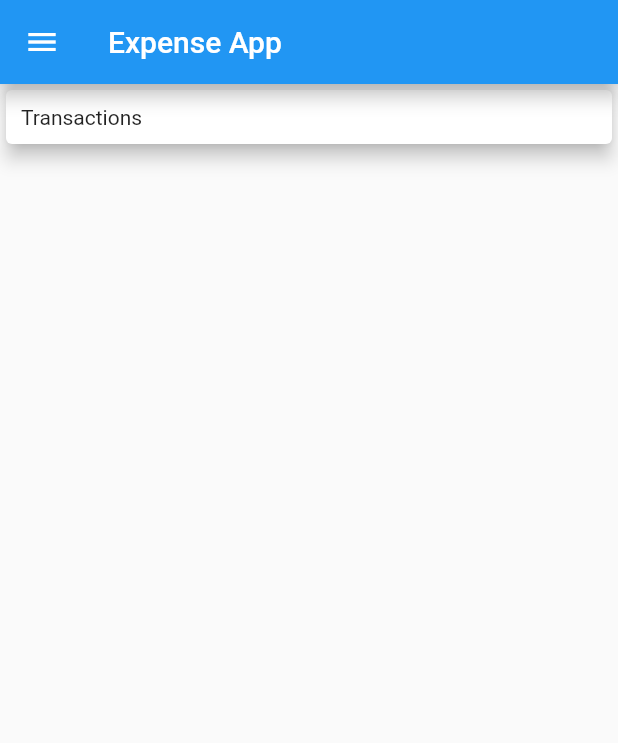
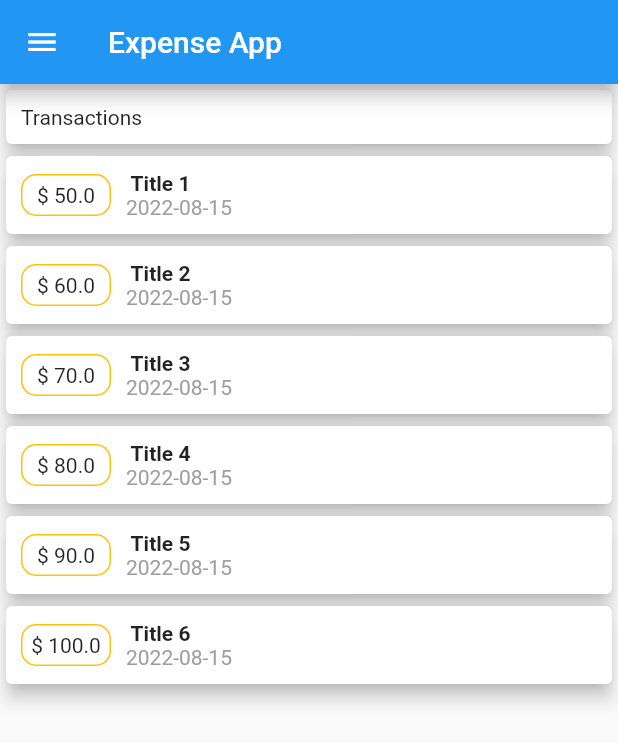
Before and after one commit to faridezzat/expense_app, a Flutter app: the screen it shows after launch, on a phone screen of 412 x 824 dp. Shown: the top 743 px of the screen. Run offline on Flutter 3.47's test engine with Material 2 defaults, Android fonts, the phone set to English and light mode, and no system bars.

Commit message:
homepage

```diff
--- a/lib/homepage.dart
+++ b/lib/homepage.dart
@@ -1,3 +1,4 @@
+import 'package:expense_app/txCard.dart';
 import 'package:flutter/material.dart';
 import './transaction.dart';
 
@@ -30,7 +31,11 @@ class HomePage extends StatelessWidget {
               child: Text("Transactions"),
             ),
           ),
-          Column()
+          Column(
+            children: transactions.map((e) {
+              return TXCard(e);
+            }).toList(),
+          )
         ],
       ),
     );
--- /dev/null
+++ b/lib/txCard.dart
@@ -0,0 +1,52 @@
+import 'package:expense_app/transaction.dart';
+import 'package:flutter/material.dart';
+import 'package:intl/intl.dart';
+
+class TXCard extends StatelessWidget {
+  Transaction transaction;
+
+  TXCard(this.transaction);
+  @override
+  Widget build(BuildContext context) {
+    return Card(
+      elevation: 5,
+      child: Container(
+        padding: EdgeInsets.all(10),
+        width: double.infinity,
+        child: Row(children: [
+          Container(
+            alignment: Alignment.center,
+            padding: EdgeInsets.all(5),
+            margin: EdgeInsets.only(right: 10),
+            decoration: BoxDecoration(
+                borderRadius: BorderRadius.all(Radius.circular(10)),
+                border: Border.all(
+                  style: BorderStyle.solid,
+                  color: Colors.amber,
+                )),
+            width: 60,
+            child: Text(
+              '\$ ${transaction.amount}',
+            ),
+          ),
+          Column(
+            crossAxisAlignment: CrossAxisAlignment.start,
+            children: [
+              Text(
+                transaction.title,
+                textAlign: TextAlign.center,
+                style: TextStyle(
+                  fontWeight: FontWeight.bold,
+                ),
+              ),
+              Text(
+                DateFormat('yyyy-MM-dd').format(transaction.date),
+                style: TextStyle(color: Colors.grey),
+              ),
+            ],
+          ),
+        ]),
+      ),
+    );
+  }
+}
--- a/pubspec.yaml
+++ b/pubspec.yaml
@@ -29,6 +29,7 @@ environment:
 dependencies:
   flutter:
     sdk: flutter
+  intl: ^0.17.0
 
 
   # The following adds the Cupertino Icons font to your application.
```
Also changed, not shown: pubspec.lock.
